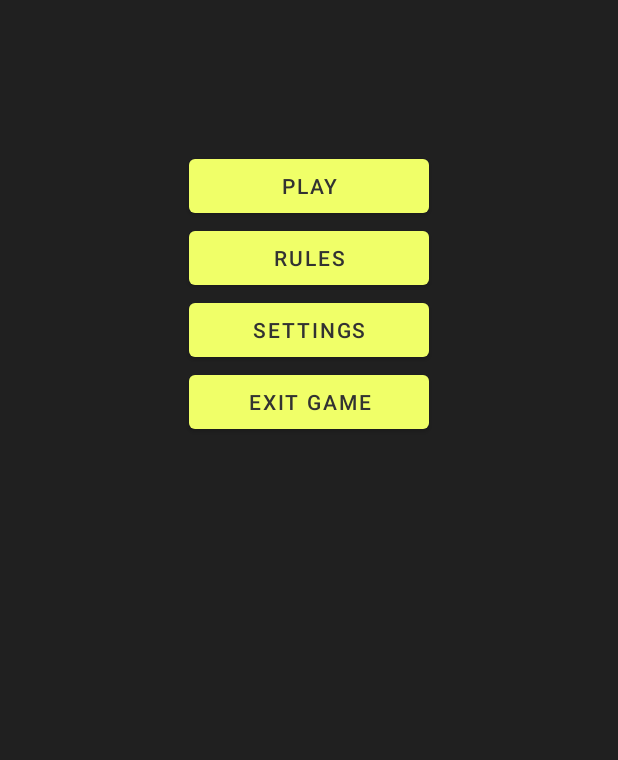
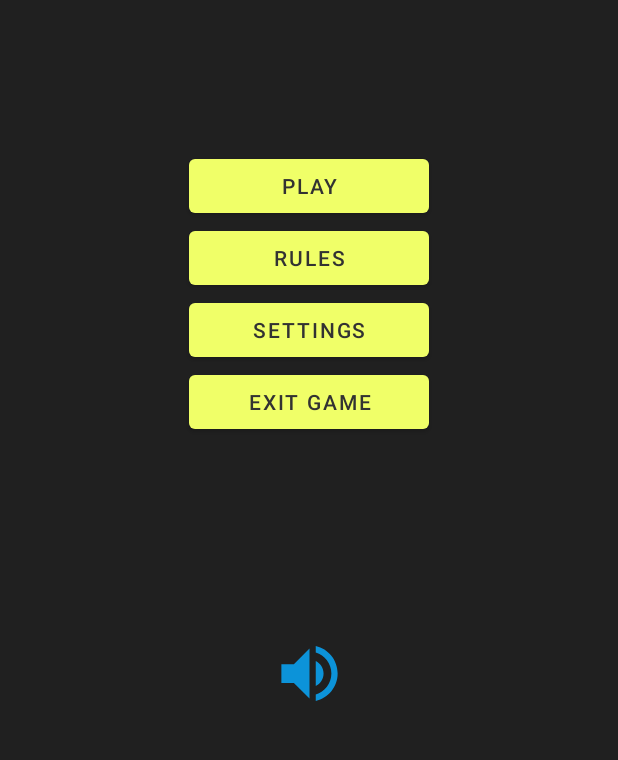
Before and after one commit to giordanospirito/MobileProgrammingProject, an Android app: the screen it shows after launch (MainMenuActivity), on a phone screen of 412 x 824 dp, the part 328-1088 px from its top. Run offline under Robolectric (Android 15) with nearby library versions, the phone set to English and light mode, and no system bars; Roboto replaces fonts that are not available here.

Commit message:
pulsante volume e ritoccato gli args nav

```diff
--- a/app/src/main/java/com/example/mobileprogrammingproject/fragments/MenuFragment.kt
+++ b/app/src/main/java/com/example/mobileprogrammingproject/fragments/MenuFragment.kt
@@ -5,8 +5,6 @@ import android.view.LayoutInflater
 import android.view.View
 import android.view.ViewGroup
 import androidx.fragment.app.Fragment
-import androidx.navigation.NavArgs
-import androidx.navigation.Navigation
 import androidx.navigation.fragment.findNavController
 import androidx.navigation.fragment.navArgs
 import com.example.mobileprogrammingproject.R
@@ -17,19 +15,19 @@ import com.example.mobileprogrammingproject.dialogs.RuleDialog
 class MenuFragment : Fragment() {
     private var _binding: FragmentMenuBinding? = null
     private val binding get() = _binding!!
+    val args:PlayFragmentArgs by navArgs()
 
     override fun onCreateView(inflater: LayoutInflater, container: ViewGroup?, savedInstanceState: Bundle?): View? {
 
+        //binding
         _binding = FragmentMenuBinding.inflate(inflater, container, false)
         val view = binding.root
-
-
-        //receive data on playernumber from settingfragment...
-
+        //end binding
 
         //start play button
         binding.playButton.setOnClickListener {
-            findNavController().navigate(R.id.action_menuFragment_to_playFragment3)
+            val action = MenuFragmentDirections.actionMenuFragmentToPlayFragment(args.playerNumber)
+            findNavController().navigate(action)
         }
         //end play button
         //start rules button
--- /dev/null
+++ b/app/src/main/res/drawable/ic_baseline_volume_up_24.xml
@@ -0,0 +1,12 @@
+<vector
+    android:height="50dp"
+    android:tint="#0C93D9"
+    android:viewportHeight="24"
+    android:viewportWidth="24"
+    android:width="50dp"
+    xmlns:android="http://schemas.android.com/apk/res/android">
+    <path
+        android:fillColor="@android:color/white"
+        android:pathData="M3,9v6h4l5,5L12,4L7,9L3,9zM16.5,12c0,-1.77 -1.02,-3.29 -2.5,-4.03v8.05c1.48,-0.73 2.5,-2.25 2.5,-4.02zM14,3.23v2.06c2.89,0.86 5,3.54 5,6.71s-2.11,5.85 -5,6.71v2.06c4.01,-0.91 7,-4.49 7,-8.77s-2.99,-7.86 -7,-8.77z"
+        />
+</vector>
--- a/app/src/main/res/layout/fragment_menu.xml
+++ b/app/src/main/res/layout/fragment_menu.xml
@@ -78,6 +78,16 @@
             app:layout_constraintStart_toStartOf="parent"
             app:layout_constraintTop_toBottomOf="@+id/settingsButton"
             />
+        <ImageButton
+            android:layout_width="wrap_content"
+            android:layout_height="wrap_content"
+            app:layout_constraintBottom_toBottomOf="parent"
+            app:layout_constraintTop_toBottomOf="@id/exitButton"
+            app:layout_constraintStart_toStartOf="parent"
+            app:layout_constraintEnd_toEndOf="parent"
+            android:src="@drawable/ic_baseline_volume_up_24"
+            android:background="@color/black"
+            />
 
     </androidx.constraintlayout.widget.ConstraintLayout>
 
--- a/app/src/main/res/navigation/main_menu_navigator.xml
+++ b/app/src/main/res/navigation/main_menu_navigator.xml
@@ -10,8 +10,8 @@
         android:label="fragment_menu"
         tools:layout="@layout/fragment_menu" >
         <action
-            android:id="@+id/action_menuFragment_to_playFragment3"
-            app:destination="@id/playFragment3" />
+            android:id="@+id/action_menuFragment_to_playFragment"
+            app:destination="@id/playFragment" />
         <action
             android:id="@+id/action_menuFragment_to_settingsFragment"
             app:destination="@id/settingsFragment" />
@@ -20,17 +20,16 @@
             app:argType="integer" />
     </fragment>
     <fragment
-        android:id="@+id/playFragment3"
+        android:id="@+id/playFragment"
         android:name="com.example.mobileprogrammingproject.fragments.PlayFragment"
         android:label="fragment_play"
-        tools:layout="@layout/fragment_play" >
+        tools:layout="@layout/fragment_play">
         <action
-            android:id="@+id/action_playFragment3_to_resultsFragment"
+            android:id="@+id/action_playFragment_to_resultsFragment"
             app:destination="@id/resultsFragment" />
         <argument
             android:name="playerNumber"
-            app:argType="integer"
-            android:defaultValue="1" />
+            app:argType="integer" />
     </fragment>
     <fragment
         android:id="@+id/settingsFragment"
@@ -38,10 +37,7 @@
         android:label="fragment_settings"
         tools:layout="@layout/fragment_settings" >
         <action
-            android:id="@+id/action_settingsFragment_to_playFragment3"
-            app:destination="@id/playFragment3" />
-        <action
-            android:id="@+id/action_settingsFragment_to_menuFragment3"
+            android:id="@+id/action_settingsFragment_to_menuFragment"
             app:destination="@id/menuFragment" />
     </fragment>
     <fragment
@@ -51,6 +47,6 @@
         tools:layout="@layout/fragment_results" >
         <action
             android:id="@+id/action_resultsFragment_to_playFragment3"
-            app:destination="@id/playFragment3" />
+            app:destination="@id/playFragment" />
     </fragment>
 </navigation>
```
Also changed, not shown: app/src/main/java/com/example/mobileprogrammingproject/fragments/PlayFragment.kt (+1 -8 lines), app/src/main/java/com/example/mobileprogrammingproject/fragments/SettingsFragment.kt (+20 -18 lines).
